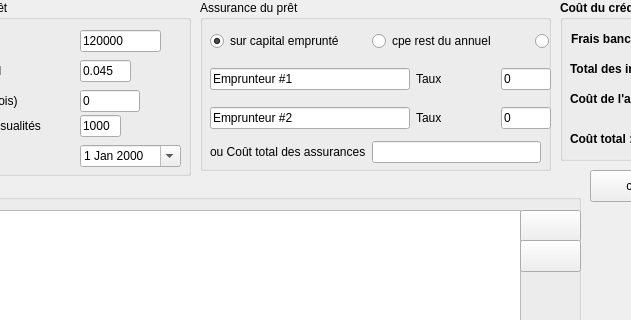
First picture: the form in src/ui/pretwidget.ui, repository demarey/simulpret, before the edit; both pictures show x 130 to 761 and y 0 to 320 of the 946 by 811 pixel window.
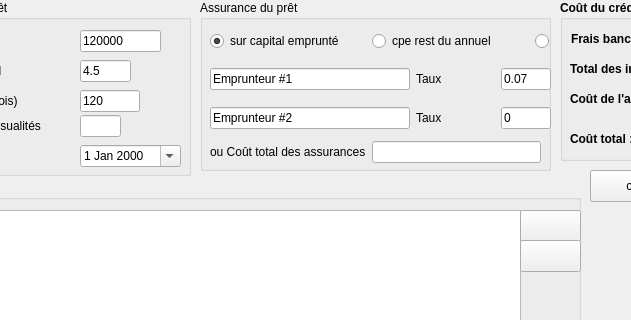
Second picture: the form after the edit. Icons and pictures are not drawn.

Commit message: compute percentage

What changed in the file:
```diff
--- a/src/ui/pretwidget.ui
+++ b/src/ui/pretwidget.ui
@@ -94,7 +94,7 @@
           </size>
          </property>
          <property name="text">
-          <string>0</string>
+          <string>0.07</string>
          </property>
         </widget>
        </item>
@@ -276,7 +276,7 @@
      </rect>
     </property>
     <property name="text">
-     <string>1000</string>
+     <string/>
     </property>
    </widget>
    <widget class="QLineEdit" name="duree">
@@ -289,7 +289,7 @@
      </rect>
     </property>
     <property name="text">
-     <string>0</string>
+     <string>120</string>
     </property>
    </widget>
    <widget class="QLineEdit" name="tauxPret">
@@ -302,7 +302,7 @@
      </rect>
     </property>
     <property name="text">
-     <string notr="true">0.045</string>
+     <string notr="true">4.5</string>
     </property>
    </widget>
    <widget class="QDateEdit" name="dateDebloquage">
```
The commit also changes 1 other file.
